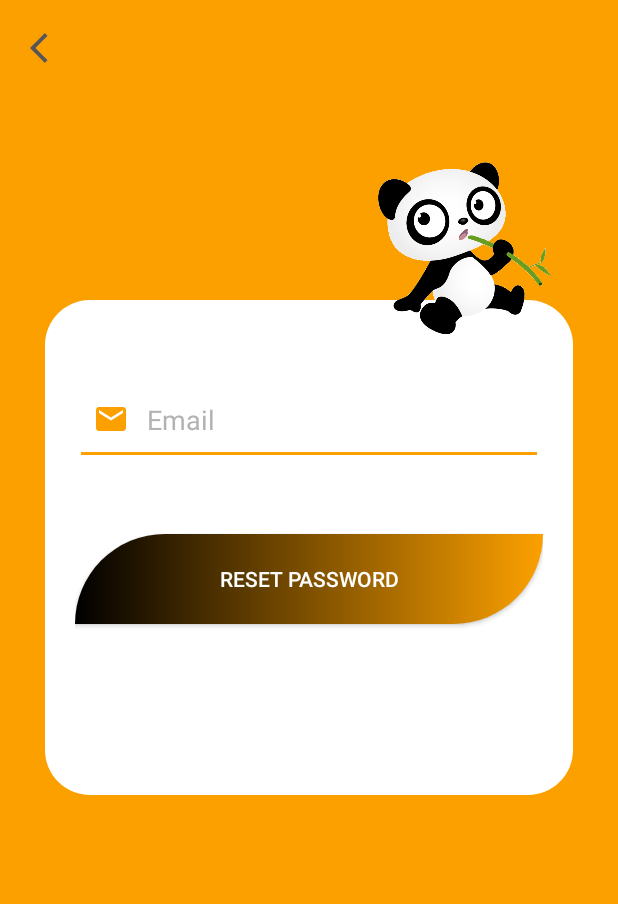
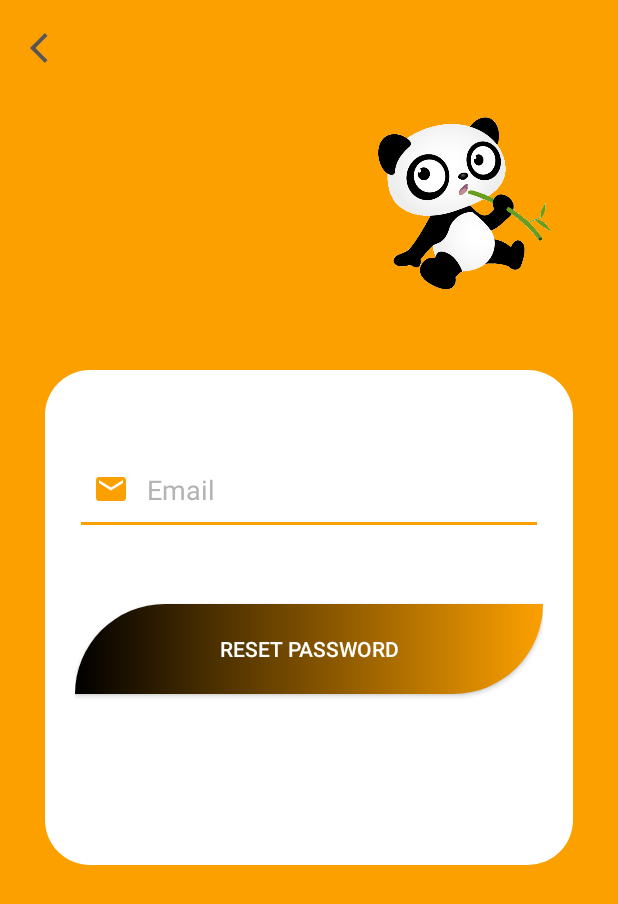
Before and after one commit to Linda-Imeri/ABCZone, an Android app: the ForgotPassword screen opened directly, with no data from a screen before it, on a phone screen of 412 x 824 dp. Shown: the top 904 px of the screen. Run offline under Robolectric (Android 15) with nearby library versions, the phone set to English and light mode, and no system bars; our stand-ins replace Firebase (no records; nobody signed in at launch, a user with empty details on screens opened directly).

Commit message:
Responsive app for large and xlarge size

```diff
--- a/app/src/main/res/layout-large/activity_forgot_password.xml
+++ b/app/src/main/res/layout-large/activity_forgot_password.xml
@@ -8,8 +8,10 @@
     tools:context=".ForgotPassword">
 
     <LinearLayout
-        android:layout_width="352dp"
+        android:layout_width="450dp"
         android:layout_height="330dp"
+        android:layout_centerInParent="true"
+        android:layout_centerHorizontal="true"
         android:layout_marginStart="30dp"
         android:layout_marginTop="200dp"
         android:layout_marginEnd="10dp"
@@ -55,10 +57,10 @@
         app:srcCompat="@drawable/back" />
 
     <ImageView
-        android:layout_width="250dp"
-        android:layout_height="250dp"
-        android:layout_marginStart="250dp"
-        android:layout_marginTop="30dp"
+        android:layout_width="240dp"
+        android:layout_height="240dp"
+        android:layout_marginStart="290dp"
+        android:layout_marginTop="40dp"
         android:src="@drawable/panda_sitting" />
 
 
--- a/app/src/main/res/layout-large/activity_watch__movies.xml
+++ b/app/src/main/res/layout-large/activity_watch__movies.xml
@@ -11,7 +11,7 @@
 
     <ImageView
         android:layout_width="wrap_content"
-        android:layout_height="300dp"
+        android:layout_height="400dp"
         android:layout_marginTop="-10dp"
         android:layout_marginLeft="-10dp"
         android:src="@drawable/movie_time"/>
@@ -20,8 +20,8 @@
         android:id="@+id/movie_name"
         android:layout_width="200dp"
         android:layout_height="wrap_content"
-        android:layout_marginTop="-165dp"
-        android:layout_marginLeft="180dp"
+        android:layout_marginTop="-220dp"
+        android:layout_marginLeft="200dp"
         android:textColor="@color/black"
         android:text="Movie Name"
         android:textStyle="bold|italic"
--- a/app/src/main/res/layout-xlarge/activity_forgot_password.xml
+++ b/app/src/main/res/layout-xlarge/activity_forgot_password.xml
@@ -8,28 +8,28 @@
     tools:context=".ForgotPassword">
 
     <LinearLayout
-        android:layout_width="352dp"
-        android:layout_height="330dp"
-        android:layout_marginStart="30dp"
+        android:layout_width="800dp"
+        android:layout_height="630dp"
         android:layout_marginTop="200dp"
-        android:layout_marginEnd="10dp"
+        android:layout_centerInParent="true"
+        android:layout_centerHorizontal="true"
         android:background="@drawable/round_corner"
         android:orientation="vertical"
         android:paddingLeft="20dp"
-        android:paddingTop="30dp"
+        android:paddingTop="60dp"
         android:paddingRight="20dp">
-
 
         <EditText
             android:id="@+id/emailReset"
             android:layout_width="match_parent"
-            android:layout_height="60dp"
-            android:layout_marginTop="20dp"
+            android:layout_height="90dp"
+            android:layout_marginTop="90dp"
             android:layout_marginBottom="16dp"
             app:backgroundTint="@color/orange"
             android:textColorHint="@color/gray"
             android:drawableStart="@drawable/ic_email"
             android:drawablePadding="12dp"
+            android:textSize="40sp"
             android:ems="12"
             android:hint="@string/email"
             android:inputType="textEmailAddress"
@@ -42,23 +42,23 @@
             android:layout_width="match_parent"
             android:layout_height="60dp"
             android:textColor="@color/white"
-            android:layout_marginTop="30dp"
+            android:layout_marginTop="120dp"
+            android:textSize="30sp"
             android:background="@drawable/button_style"/>
-
     </LinearLayout>
 
     <ImageView
         android:id="@+id/back_icon"
         android:layout_width="wrap_content"
         android:layout_height="wrap_content"
-        android:padding="20dp"
+        android:padding="40dp"
         app:srcCompat="@drawable/back" />
 
     <ImageView
-        android:layout_width="250dp"
-        android:layout_height="250dp"
-        android:layout_marginStart="250dp"
-        android:layout_marginTop="30dp"
+        android:layout_width="350dp"
+        android:layout_height="350dp"
+        android:layout_marginStart="650dp"
+        android:layout_marginTop="230dp"
         android:src="@drawable/panda_sitting" />
 
 
--- a/app/src/main/res/layout-xlarge/activity_music.xml
+++ b/app/src/main/res/layout-xlarge/activity_music.xml
@@ -8,12 +8,12 @@
 
 <LinearLayout
     android:layout_width="wrap_content"
-    android:layout_height="wrap_content"
+    android:layout_height="match_parent"
     android:orientation="vertical">
 
         <RelativeLayout
             android:layout_width="match_parent"
-            android:layout_height="200dp"
+            android:layout_height="match_parent"
             android:background="@drawable/song_background">
 
             <ImageView
@@ -27,7 +27,7 @@
 
         <RelativeLayout
              android:layout_width="match_parent"
-             android:layout_height="wrap_content"
+             android:layout_height="1200dp"
             android:layout_marginTop="-30dp">
             <GridLayout
 
--- a/app/src/main/res/layout-xlarge/nav_header.xml
+++ b/app/src/main/res/layout-xlarge/nav_header.xml
@@ -2,14 +2,14 @@
 <RelativeLayout
     xmlns:android="http://schemas.android.com/apk/res/android"
     android:layout_width="match_parent"
-    android:layout_height="210dp"
+    android:layout_height="410dp"
     android:orientation="vertical"
     android:background="@color/orange"
     android:padding="20dp">
 
     <ImageView
-        android:layout_width="200dp"
-        android:layout_height="200dp"
+        android:layout_width="300dp"
+        android:layout_height="300dp"
         android:layout_centerInParent="true"
         android:src="@drawable/abc"/>
 
--- a/app/src/main/res/layout/activity_forgot_password.xml
+++ b/app/src/main/res/layout/activity_forgot_password.xml
@@ -12,13 +12,13 @@
         android:layout_height="330dp"
         android:layout_marginStart="30dp"
         android:layout_marginTop="200dp"
-        android:layout_marginEnd="10dp"
+        android:layout_centerInParent="true"
+        android:layout_centerHorizontal="true"
         android:background="@drawable/round_corner"
         android:orientation="vertical"
         android:paddingLeft="20dp"
         android:paddingTop="30dp"
         android:paddingRight="20dp">
-
 
         <EditText
             android:id="@+id/emailReset"
@@ -58,8 +58,6 @@
         android:layout_width="250dp"
         android:layout_height="250dp"
         android:layout_marginStart="250dp"
-        android:layout_marginTop="30dp"
         android:src="@drawable/panda_sitting" />
 
-
 </RelativeLayout>
--- a/app/src/main/res/layout/activity_main_zone.xml
+++ b/app/src/main/res/layout/activity_main_zone.xml
@@ -21,7 +21,7 @@
         android:layout_gravity="start"
         app:headerLayout="@layout/nav_header"
         app:menu="@menu/main_menu"
-        app:itemIconSize="30dp"
+        app:itemIconSize="40dp"
         app:itemTextColor="@color/black"
         app:itemIconTint="@color/orange"
         app:itemHorizontalPadding="40dp"/>
```
Also changed, not shown: app/src/main/res/layout-large/activity_movie.xml (+5 -5 lines), app/src/main/res/layout-xlarge/activity_listen__music.xml (+18 -16 lines), app/src/main/res/layout-xlarge/activity_listen_audio_books.xml (+16 -14 lines), app/src/main/res/layout-xlarge/activity_movie.xml (+37 -27 lines), app/src/main/res/layout-xlarge/activity_speak__write.xml (+6 -6 lines), app/src/main/res/layout-xlarge/activity_watch__movies.xml (+11 -14 lines).
